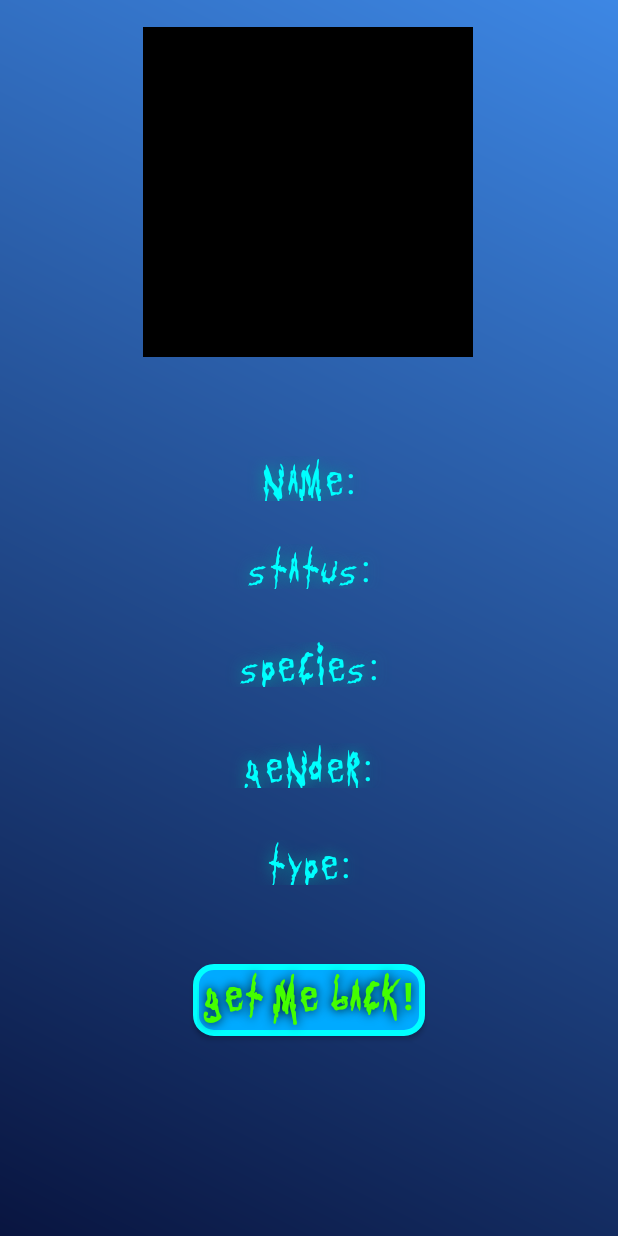
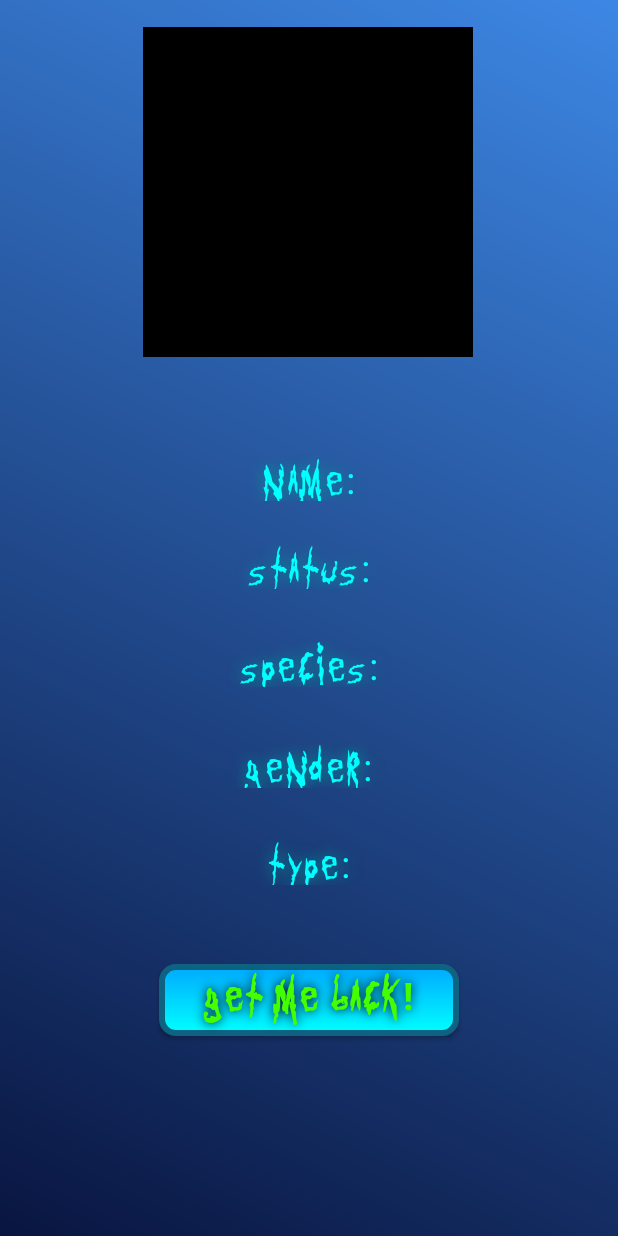
Before and after one commit to JuanDiego1912/Rick_Morty_App, an Android app: the layout activity_character_info.xml on its own in the app's theme, with its tools: preview values and no code run, on a phone screen of 412 x 824 dp. Run offline under Robolectric (Android 15) with nearby library versions, the phone set to English and light mode, and no system bars; network calls fail.

Commit message:
Estilos modificados y animación ajustada un poco mas.

```diff
--- a/app/src/main/java/com/dam2/rick_morty_app/Animations/StartAnimation.kt
+++ b/app/src/main/java/com/dam2/rick_morty_app/Animations/StartAnimation.kt
@@ -115,9 +115,8 @@ class StartAnimation : AppCompatActivity() {
             lottieAnimation.playAnimation()
         }
 
-        withContext(Dispatchers.IO) {
-            delay(6200)
-        }
+        delay(5500)
+
 
         withContext(Dispatchers.Main) {
             startActivity(Intent(this@StartAnimation, MainActivity::class.java))
--- a/app/src/main/res/drawable/buttons_style.xml
+++ b/app/src/main/res/drawable/buttons_style.xml
@@ -9,9 +9,14 @@
     </item>
     <item>
         <shape>
-            <solid android:color="@color/blue"/>
-            <corners android:radius="12dp"/>
-            <stroke android:width="4dp" android:color="@color/blue_rick_and_morty"/>
+            <gradient
+                android:angle="30"
+                android:startColor="@color/blue"
+                android:endColor="@color/blue_rick_and_morty"
+                android:type="linear"
+                />
+            <corners android:radius="9dp"/>
+            <stroke android:width="4dp" android:color="@color/blue_button_borders"/>
         </shape>
     </item>
 </selector>
--- a/app/src/main/res/layout/activity_character_info.xml
+++ b/app/src/main/res/layout/activity_character_info.xml
@@ -96,7 +96,7 @@
 
     <android.widget.Button
         android:id="@+id/btnBack"
-        android:layout_width="wrap_content"
+        android:layout_width="200dp"
         android:layout_height="wrap_content"
         android:textColor="@color/green_rick_and_morty"
         android:textStyle="bold"
--- a/app/src/main/res/values/colors.xml
+++ b/app/src/main/res/values/colors.xml
@@ -11,4 +11,5 @@
     <color name="blue">#00AAFF</color>
     <color name="verde_semiopaco">#247F00</color>
     <color name="background_spinner">#343232</color>
+    <color name="blue_button_borders">#0F6382</color>
 </resources>
```
